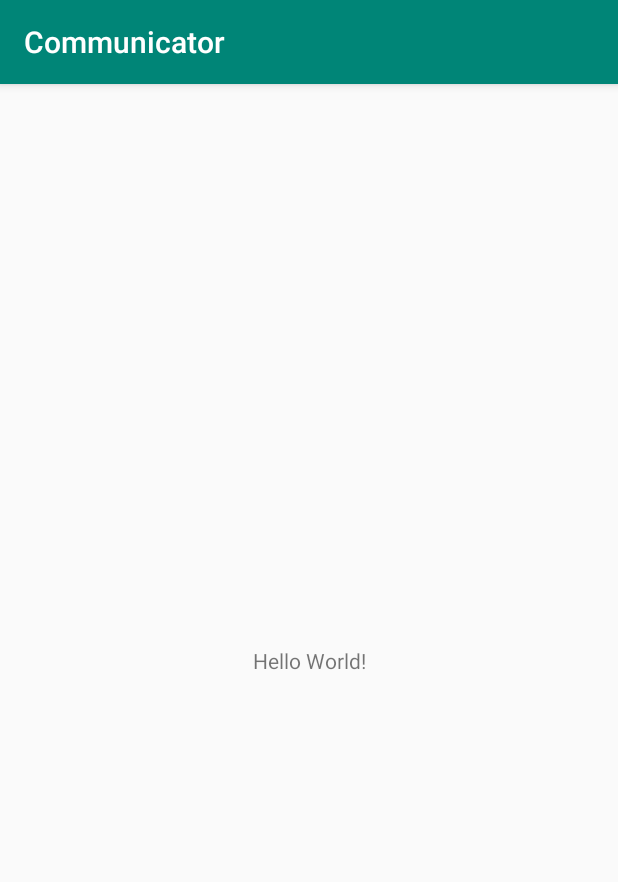
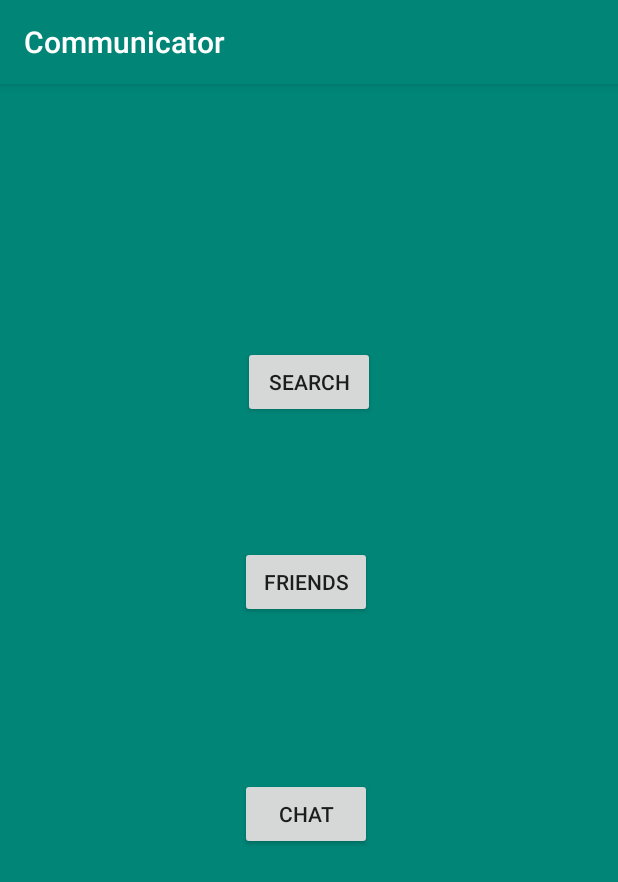
Before and after one commit to ArsenEloglian/AdvanceProgrammingTechniques_1920, an Android app: the MainActivity screen opened directly, with no data from a screen before it, on a phone screen of 412 x 824 dp. Shown: the top 882 px of the screen. Run offline under Robolectric (Android 15) with nearby library versions, the light colour scheme and no system bars; our stand-ins replace Firebase (no records; nobody signed in at launch, a user with empty details on screens opened directly).

Commit message:
Temporary menu

```diff
--- a/AndroidCommunicator/Communicator/app/build.gradle
+++ b/AndroidCommunicator/Communicator/app/build.gradle
@@ -18,6 +18,10 @@ android {
             proguardFiles getDefaultProguardFile('proguard-android-optimize.txt'), 'proguard-rules.pro'
         }
     }
+    compileOptions {
+        sourceCompatibility = 1.8
+        targetCompatibility = 1.8
+    }
 }
 
 dependencies {
@@ -29,4 +33,5 @@ dependencies {
     testImplementation 'junit:junit:4.12'
     androidTestImplementation 'androidx.test.ext:junit:1.1.1'
     androidTestImplementation 'androidx.test.espresso:espresso-core:3.2.0'
+    implementation 'androidx.gridlayout:gridlayout:1.0.0'
 }
--- a/AndroidCommunicator/Communicator/app/src/main/AndroidManifest.xml
+++ b/AndroidCommunicator/Communicator/app/src/main/AndroidManifest.xml
@@ -9,6 +9,7 @@
         android:roundIcon="@mipmap/ic_launcher_round"
         android:supportsRtl="true"
         android:theme="@style/AppTheme">
+        <activity android:name=".SearchActivity"></activity>
         <activity android:name=".LoginActivity">
             <intent-filter>
                 <action android:name="android.intent.action.MAIN" />
@@ -17,9 +18,7 @@
             </intent-filter>
         </activity>
         <activity android:name=".MainActivity" />
-        <activity android:name=".RegisterActivity">
-
-        </activity>
+        <activity android:name=".RegisterActivity"></activity>
     </application>
 
 </manifest>
--- a/AndroidCommunicator/Communicator/app/src/main/java/pl/lodz/uni/math/advanded/programming/project/communicator/MainActivity.java
+++ b/AndroidCommunicator/Communicator/app/src/main/java/pl/lodz/uni/math/advanded/programming/project/communicator/MainActivity.java
@@ -2,13 +2,48 @@ package pl.lodz.uni.math.advanded.programming.project.communicator;
 
 import androidx.appcompat.app.AppCompatActivity;
 
+import android.content.Intent;
 import android.os.Bundle;
+import android.view.View;
+import android.widget.Button;
+
+import com.google.firebase.auth.FirebaseAuth;
+import com.google.firebase.auth.FirebaseUser;
+import com.google.firebase.database.FirebaseDatabase;
 
 public class MainActivity extends AppCompatActivity {
+
+    private Button searchButton;
+    private Button friendsButton;
+    private Button chatButton;
+    private FirebaseDatabase firebaseDatabase;
+    private FirebaseUser firebaseUser;
+    private FirebaseAuth firebaseAuth;
 
     @Override
     protected void onCreate(Bundle savedInstanceState) {
         super.onCreate(savedInstanceState);
         setContentView(R.layout.activity_main);
+
+        firebaseDatabase = FirebaseDatabase.getInstance();
+        firebaseAuth = FirebaseAuth.getInstance();
+        firebaseUser = firebaseAuth.getCurrentUser();
+
+        init();
+
+        searchButton.setOnClickListener(new View.OnClickListener() {
+            @Override
+            public void onClick(View v) {
+
+                Intent intent = new Intent(MainActivity.this, SearchActivity.class);
+                startActivity(intent);
+            }
+        });
+    }
+
+    private void init() {
+        searchButton = findViewById(R.id.searchButton);
+        friendsButton = findViewById(R.id.friendsButton);
+        chatButton = findViewById(R.id.chatButton);
     }
 }
--- /dev/null
+++ b/AndroidCommunicator/Communicator/app/src/main/java/pl/lodz/uni/math/advanded/programming/project/communicator/SearchActivity.java
@@ -0,0 +1,14 @@
+package pl.lodz.uni.math.advanded.programming.project.communicator;
+
+import androidx.appcompat.app.AppCompatActivity;
+
+import android.os.Bundle;
+
+public class SearchActivity extends AppCompatActivity {
+
+    @Override
+    protected void onCreate(Bundle savedInstanceState) {
+        super.onCreate(savedInstanceState);
+        setContentView(R.layout.activity_search);
+    }
+}
--- a/AndroidCommunicator/Communicator/app/src/main/res/layout/activity_main.xml
+++ b/AndroidCommunicator/Communicator/app/src/main/res/layout/activity_main.xml
@@ -2,17 +2,52 @@
 <androidx.constraintlayout.widget.ConstraintLayout xmlns:android="http://schemas.android.com/apk/res/android"
     xmlns:app="http://schemas.android.com/apk/res-auto"
     xmlns:tools="http://schemas.android.com/tools"
+    android:id="@+id/Main"
     android:layout_width="match_parent"
     android:layout_height="match_parent"
+    android:background="@color/colorPrimary"
     tools:context=".MainActivity">
 
-    <TextView
+
+    <Button
+        android:id="@+id/searchButton"
         android:layout_width="wrap_content"
         android:layout_height="wrap_content"
-        android:text="Hello World!"
-        app:layout_constraintBottom_toBottomOf="parent"
-        app:layout_constraintLeft_toLeftOf="parent"
-        app:layout_constraintRight_toRightOf="parent"
+        android:layout_marginStart="161dp"
+        android:layout_marginTop="200dp"
+        android:layout_marginEnd="162dp"
+        android:layout_marginBottom="34dp"
+        android:text="Search"
+        app:layout_constraintBottom_toTopOf="@+id/friendsButton"
+        app:layout_constraintEnd_toEndOf="parent"
+        app:layout_constraintStart_toStartOf="parent"
         app:layout_constraintTop_toTopOf="parent" />
 
+    <Button
+        android:id="@+id/friendsButton"
+        android:layout_width="wrap_content"
+        android:layout_height="wrap_content"
+        android:layout_marginStart="159dp"
+        android:layout_marginTop="51dp"
+        android:layout_marginEnd="164dp"
+        android:layout_marginBottom="53dp"
+        android:text="Friends"
+        app:layout_constraintBottom_toTopOf="@+id/chatButton"
+        app:layout_constraintEnd_toEndOf="parent"
+        app:layout_constraintStart_toStartOf="parent"
+        app:layout_constraintTop_toBottomOf="@+id/searchButton" />
+
+    <Button
+        android:id="@+id/chatButton"
+        android:layout_width="wrap_content"
+        android:layout_height="wrap_content"
+        android:layout_marginStart="159dp"
+        android:layout_marginTop="53dp"
+        android:layout_marginEnd="164dp"
+        android:layout_marginBottom="283dp"
+        android:text="Chat"
+        app:layout_constraintBottom_toBottomOf="parent"
+        app:layout_constraintEnd_toEndOf="parent"
+        app:layout_constraintStart_toStartOf="parent"
+        app:layout_constraintTop_toBottomOf="@+id/friendsButton" />
 </androidx.constraintlayout.widget.ConstraintLayout>
--- /dev/null
+++ b/AndroidCommunicator/Communicator/app/src/main/res/layout/activity_search.xml
@@ -0,0 +1,9 @@
+<?xml version="1.0" encoding="utf-8"?>
+<androidx.constraintlayout.widget.ConstraintLayout xmlns:android="http://schemas.android.com/apk/res/android"
+    xmlns:app="http://schemas.android.com/apk/res-auto"
+    xmlns:tools="http://schemas.android.com/tools"
+    android:layout_width="match_parent"
+    android:layout_height="match_parent"
+    tools:context=".SearchActivity">
+
+</androidx.constraintlayout.widget.ConstraintLayout>
```
